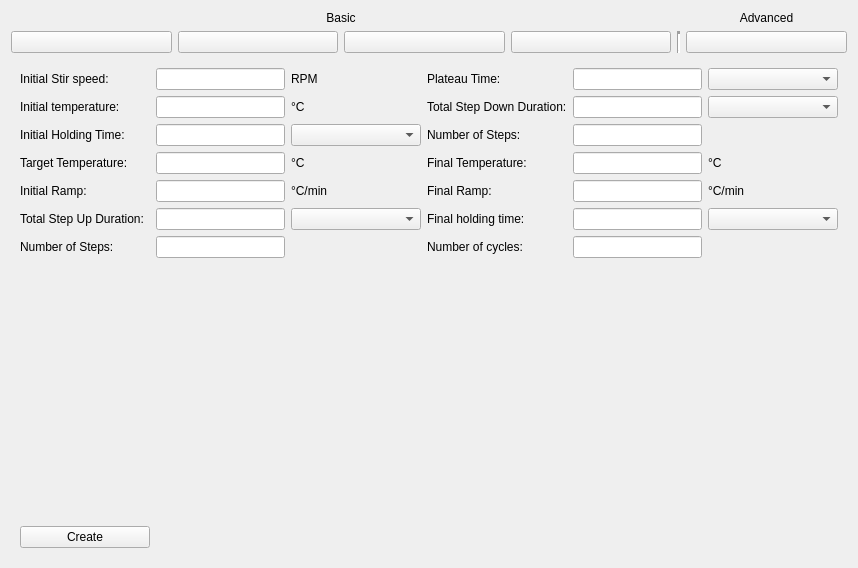
This is reactorgui/uiExperimentCreateWidget.ui in daharkan/ModularReactionPackage as Qt 5 draws it before an edit. The edited form follows.
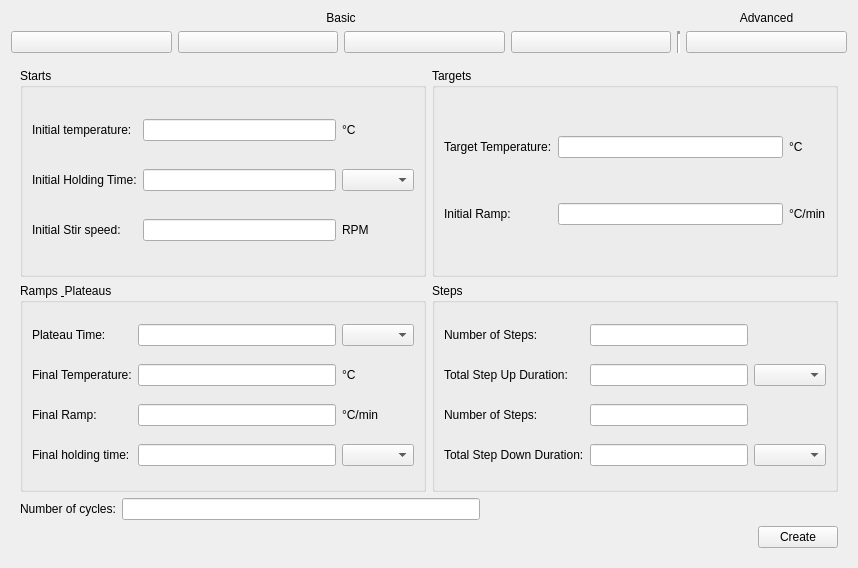
This is the edited form. The open tabs and pages were chosen to show the change. Icons and pictures are not drawn.

Patch:
```diff
--- a/reactorgui/uiExperimentCreateWidget.ui
+++ b/reactorgui/uiExperimentCreateWidget.ui
@@ -177,217 +177,287 @@
      <widget class="QWidget" name="page">
       <layout class="QGridLayout" name="gridLayout_6">
        <item row="0" column="1">
-        <layout class="QGridLayout" name="gridLayout_4" rowstretch="1,1,1,1,1,1,1,1,1,1" columnstretch="1,1,1,1,1,1">
-         <item row="9" column="0">
-          <widget class="QPushButton" name="createPushButton">
-           <property name="text">
-            <string>Create</string>
-           </property>
-          </widget>
-         </item>
-         <item row="6" column="0">
-          <widget class="QLabel" name="numOfStepsUpLabel">
-           <property name="text">
-            <string>Number of Steps:</string>
-           </property>
-          </widget>
-         </item>
-         <item row="2" column="2">
-          <widget class="QComboBox" name="initHoldTimeComboBox"/>
-         </item>
-         <item row="3" column="2">
-          <widget class="QLabel" name="targetTempCLabel">
-           <property name="text">
-            <string>°C</string>
-           </property>
-          </widget>
-         </item>
-         <item row="3" column="0">
-          <widget class="QLabel" name="targetTempLabel">
-           <property name="text">
-            <string>Target Temperature:</string>
-           </property>
-          </widget>
-         </item>
-         <item row="5" column="5">
-          <widget class="QComboBox" name="finalHoldTimeCombobox"/>
-         </item>
-         <item row="2" column="1">
-          <widget class="QLineEdit" name="initHoldTimeLineEdit"/>
-         </item>
-         <item row="5" column="4">
-          <widget class="QLineEdit" name="finalHoldTimeLineEdit"/>
-         </item>
-         <item row="2" column="0">
-          <widget class="QLabel" name="initHoldTimeLabel">
-           <property name="text">
-            <string>Initial Holding Time:</string>
-           </property>
-          </widget>
-         </item>
-         <item row="3" column="1">
-          <widget class="QLineEdit" name="targetTempLineEdit"/>
-         </item>
-         <item row="5" column="3">
-          <widget class="QLabel" name="finalHoldTimeLabel">
-           <property name="text">
-            <string>Final holding time:</string>
-           </property>
-          </widget>
-         </item>
-         <item row="0" column="2">
-          <widget class="QLabel" name="initRPMRPMLabel">
-           <property name="text">
-            <string>RPM</string>
-           </property>
-          </widget>
-         </item>
-         <item row="5" column="2">
-          <widget class="QComboBox" name="stepsUpDurationComboBox"/>
-         </item>
-         <item row="5" column="0">
-          <widget class="QLabel" name="stepsUpDurationLabel">
-           <property name="text">
-            <string>Total Step Up Duration:</string>
-           </property>
-          </widget>
-         </item>
-         <item row="5" column="1">
-          <widget class="QLineEdit" name="stepsUpDurationLineEdit"/>
-         </item>
+        <layout class="QGridLayout" name="gridLayout_4" rowstretch="1,1,0,0" columnstretch="1,1">
          <item row="0" column="0">
-          <widget class="QLabel" name="initRPMLabel">
-           <property name="text">
-            <string>Initial Stir speed:</string>
+          <widget class="QGroupBox" name="basicStartGroupBox">
+           <property name="title">
+            <string>Starts</string>
            </property>
-          </widget>
-         </item>
-         <item row="6" column="4">
-          <widget class="QLineEdit" name="numOfCyclesLineEdit"/>
-         </item>
-         <item row="6" column="1">
-          <widget class="QLineEdit" name="numOfStepsUpLineEdit"/>
-         </item>
-         <item row="1" column="1">
-          <widget class="QLineEdit" name="initTempLineEdit">
-           <property name="sizePolicy">
-            <sizepolicy hsizetype="Minimum" vsizetype="Fixed">
-             <horstretch>0</horstretch>
-             <verstretch>0</verstretch>
-            </sizepolicy>
-           </property>
-          </widget>
-         </item>
-         <item row="6" column="3">
-          <widget class="QLabel" name="numOfCyclesLabel">
-           <property name="text">
-            <string>Number of cycles:</string>
-           </property>
-          </widget>
-         </item>
-         <item row="1" column="0">
-          <widget class="QLabel" name="initTempLabel">
-           <property name="text">
-            <string>Initial temperature:</string>
-           </property>
-          </widget>
-         </item>
-         <item row="1" column="2">
-          <widget class="QLabel" name="initTempCLabel">
-           <property name="text">
-            <string>°C</string>
-           </property>
+           <layout class="QGridLayout" name="basicStartLayout">
+            <item row="0" column="0">
+             <widget class="QLabel" name="initTempLabel">
+              <property name="text">
+               <string>Initial temperature:</string>
+              </property>
+             </widget>
+            </item>
+            <item row="0" column="1">
+             <widget class="QLineEdit" name="initTempLineEdit">
+              <property name="sizePolicy">
+               <sizepolicy hsizetype="Minimum" vsizetype="Fixed">
+                <horstretch>0</horstretch>
+                <verstretch>0</verstretch>
+               </sizepolicy>
+              </property>
+             </widget>
+            </item>
+            <item row="0" column="2">
+             <widget class="QLabel" name="initTempCLabel">
+              <property name="text">
+               <string>°C</string>
+              </property>
+             </widget>
+            </item>
+            <item row="1" column="0">
+             <widget class="QLabel" name="initHoldTimeLabel">
+              <property name="text">
+               <string>Initial Holding Time:</string>
+              </property>
+             </widget>
+            </item>
+            <item row="1" column="1">
+             <widget class="QLineEdit" name="initHoldTimeLineEdit"/>
+            </item>
+            <item row="1" column="2">
+             <widget class="QComboBox" name="initHoldTimeComboBox"/>
+            </item>
+            <item row="2" column="0">
+             <widget class="QLabel" name="initRPMLabel">
+              <property name="text">
+               <string>Initial Stir speed:</string>
+              </property>
+             </widget>
+            </item>
+            <item row="2" column="1">
+             <widget class="QLineEdit" name="initRPMLineEdit"/>
+            </item>
+            <item row="2" column="2">
+             <widget class="QLabel" name="initRPMRPMLabel">
+              <property name="text">
+               <string>RPM</string>
+              </property>
+             </widget>
+            </item>
+           </layout>
           </widget>
          </item>
          <item row="0" column="1">
-          <widget class="QLineEdit" name="initRPMLineEdit"/>
-         </item>
-         <item row="4" column="0">
-          <widget class="QLabel" name="initRampLabel">
-           <property name="text">
-            <string>Initial Ramp:</string>
+          <widget class="QGroupBox" name="basicTargetGroupBox">
+           <property name="title">
+            <string>Targets</string>
            </property>
+           <layout class="QGridLayout" name="basicTargetLayout">
+            <item row="0" column="0">
+             <widget class="QLabel" name="targetTempLabel">
+              <property name="text">
+               <string>Target Temperature:</string>
+              </property>
+             </widget>
+            </item>
+            <item row="0" column="1">
+             <widget class="QLineEdit" name="targetTempLineEdit"/>
+            </item>
+            <item row="0" column="2">
+             <widget class="QLabel" name="targetTempCLabel">
+              <property name="text">
+               <string>°C</string>
+              </property>
+             </widget>
+            </item>
+            <item row="1" column="0">
+             <widget class="QLabel" name="initRampLabel">
+              <property name="text">
+               <string>Initial Ramp:</string>
+              </property>
+             </widget>
+            </item>
+            <item row="1" column="1">
+             <widget class="QLineEdit" name="initRampLineEdit"/>
+            </item>
+            <item row="1" column="2">
+             <widget class="QLabel" name="initRampCLabel">
+              <property name="text">
+               <string>°C/min</string>
+              </property>
+             </widget>
+            </item>
+           </layout>
           </widget>
          </item>
-         <item row="4" column="1">
-          <widget class="QLineEdit" name="initRampLineEdit"/>
-         </item>
-         <item row="4" column="2">
-          <widget class="QLabel" name="initRampCLabel">
-           <property name="text">
-            <string>°C/min</string>
+         <item row="1" column="0">
+          <widget class="QGroupBox" name="basicRampGroupBox">
+           <property name="title">
+            <string>Ramps &amp; Plateaus</string>
            </property>
+           <layout class="QGridLayout" name="basicRampLayout">
+            <item row="0" column="0">
+             <widget class="QLabel" name="plateauTimeLabel">
+              <property name="text">
+               <string>Plateau Time:</string>
+              </property>
+             </widget>
+            </item>
+            <item row="0" column="1">
+             <widget class="QLineEdit" name="plateauTimeLineEdit"/>
+            </item>
+            <item row="0" column="2">
+             <widget class="QComboBox" name="plateauTimeComboBox"/>
+            </item>
+            <item row="1" column="0">
+             <widget class="QLabel" name="finalTempLabel">
+              <property name="text">
+               <string>Final Temperature:</string>
+              </property>
+             </widget>
+            </item>
+            <item row="1" column="1">
+             <widget class="QLineEdit" name="finalTempLineEdit"/>
+            </item>
+            <item row="1" column="2">
+             <widget class="QLabel" name="finalTempCLabel">
+              <property name="text">
+               <string>°C</string>
+              </property>
+             </widget>
+            </item>
+            <item row="2" column="0">
+             <widget class="QLabel" name="finalRampLabel">
+              <property name="text">
+               <string>Final Ramp:</string>
+              </property>
+             </widget>
+            </item>
+            <item row="2" column="1">
+             <widget class="QLineEdit" name="finalRampLineEdit"/>
+            </item>
+            <item row="2" column="2">
+             <widget class="QLabel" name="finalRampCLabel">
+              <property name="text">
+               <string>°C/min</string>
+              </property>
+             </widget>
+            </item>
+            <item row="3" column="0">
+             <widget class="QLabel" name="finalHoldTimeLabel">
+              <property name="text">
+               <string>Final holding time:</string>
+              </property>
+             </widget>
+            </item>
+            <item row="3" column="1">
+             <widget class="QLineEdit" name="finalHoldTimeLineEdit"/>
+            </item>
+            <item row="3" column="2">
+             <widget class="QComboBox" name="finalHoldTimeCombobox"/>
+            </item>
+           </layout>
           </widget>
          </item>
-         <item row="3" column="3">
-          <widget class="QLabel" name="finalTempLabel">
-           <property name="text">
-            <string>Final Temperature:</string>
+         <item row="1" column="1">
+          <widget class="QGroupBox" name="basicStepsGroupBox">
+           <property name="title">
+            <string>Steps</string>
            </property>
+           <layout class="QGridLayout" name="basicStepsLayout">
+            <item row="0" column="0">
+             <widget class="QLabel" name="numOfStepsUpLabel">
+              <property name="text">
+               <string>Number of Steps:</string>
+              </property>
+             </widget>
+            </item>
+            <item row="0" column="1">
+             <widget class="QLineEdit" name="numOfStepsUpLineEdit"/>
+            </item>
+            <item row="1" column="0">
+             <widget class="QLabel" name="stepsUpDurationLabel">
+              <property name="text">
+               <string>Total Step Up Duration:</string>
+              </property>
+             </widget>
+            </item>
+            <item row="1" column="1">
+             <widget class="QLineEdit" name="stepsUpDurationLineEdit"/>
+            </item>
+            <item row="1" column="2">
+             <widget class="QComboBox" name="stepsUpDurationComboBox"/>
+            </item>
+            <item row="2" column="0">
+             <widget class="QLabel" name="numOfStepsDownLabel">
+              <property name="text">
+               <string>Number of Steps:</string>
+              </property>
+             </widget>
+            </item>
+            <item row="2" column="1">
+             <widget class="QLineEdit" name="numOfStepsDownLineEdit"/>
+            </item>
+            <item row="3" column="0">
+             <widget class="QLabel" name="stepsDownDurationLabel">
+              <property name="text">
+               <string>Total Step Down Duration:</string>
+              </property>
+             </widget>
+            </item>
+            <item row="3" column="1">
+             <widget class="QLineEdit" name="stepsDownDurationLineEdit"/>
+            </item>
+            <item row="3" column="2">
+             <widget class="QComboBox" name="stepsDownDurationComboBox"/>
+            </item>
+           </layout>
           </widget>
          </item>
-         <item row="3" column="4">
-          <widget class="QLineEdit" name="finalTempLineEdit"/>
+         <item row="2" column="0" colspan="2">
+          <layout class="QHBoxLayout" name="basicCyclesLayout">
+           <item>
+            <widget class="QLabel" name="numOfCyclesLabel">
+             <property name="text">
+              <string>Number of cycles:</string>
+             </property>
+            </widget>
+           </item>
+           <item>
+            <widget class="QLineEdit" name="numOfCyclesLineEdit"/>
+           </item>
+           <item>
+            <spacer name="basicCyclesSpacer">
+             <property name="orientation">
+              <enum>Qt::Orientation::Horizontal</enum>
+             </property>
+             <property name="sizeHint" stdset="0">
+              <size>
+               <width>40</width>
+               <height>20</height>
+              </size>
+             </property>
+            </spacer>
+           </item>
+          </layout>
          </item>
-         <item row="3" column="5">
-          <widget class="QLabel" name="finalTempCLabel">
-           <property name="text">
-            <string>°C</string>
-           </property>
-          </widget>
-         </item>
-         <item row="2" column="3">
-          <widget class="QLabel" name="numOfStepsDownLabel">
-           <property name="text">
-            <string>Number of Steps:</string>
-           </property>
-          </widget>
-         </item>
-         <item row="2" column="4">
-          <widget class="QLineEdit" name="numOfStepsDownLineEdit"/>
-         </item>
-         <item row="1" column="5">
-          <widget class="QComboBox" name="stepsDownDurationComboBox"/>
-         </item>
-         <item row="1" column="4">
-          <widget class="QLineEdit" name="stepsDownDurationLineEdit"/>
-         </item>
-         <item row="1" column="3">
-          <widget class="QLabel" name="stepsDownDurationLabel">
-           <property name="text">
-            <string>Total Step Down Duration:</string>
-           </property>
-          </widget>
-         </item>
-         <item row="0" column="5">
-          <widget class="QComboBox" name="plateauTimeComboBox"/>
-         </item>
-         <item row="0" column="4">
-          <widget class="QLineEdit" name="plateauTimeLineEdit"/>
-         </item>
-         <item row="0" column="3">
-          <widget class="QLabel" name="plateauTimeLabel">
-           <property name="text">
-            <string>Plateau Time:</string>
-           </property>
-          </widget>
-         </item>
-         <item row="4" column="3">
-          <widget class="QLabel" name="finalRampLabel">
-           <property name="text">
-            <string>Final Ramp:</string>
-           </property>
-          </widget>
-         </item>
-         <item row="4" column="4">
-          <widget class="QLineEdit" name="finalRampLineEdit"/>
-         </item>
-         <item row="4" column="5">
-          <widget class="QLabel" name="finalRampCLabel">
-           <property name="text">
-            <string>°C/min</string>
-           </property>
-          </widget>
+         <item row="3" column="0" colspan="2">
+          <layout class="QHBoxLayout" name="basicActionLayout">
+           <item>
+            <spacer name="basicActionSpacer">
+             <property name="orientation">
+              <enum>Qt::Orientation::Horizontal</enum>
+             </property>
+             <property name="sizeHint" stdset="0">
+              <size>
+               <width>40</width>
+               <height>20</height>
+              </size>
+             </property>
+            </spacer>
+           </item>
+           <item>
+            <widget class="QPushButton" name="createPushButton">
+             <property name="text">
+              <string>Create</string>
+             </property>
+            </widget>
+           </item>
+          </layout>
          </item>
         </layout>
        </item>
```
Left out of the diff: 200 changed lines with no effect on the pictures.
